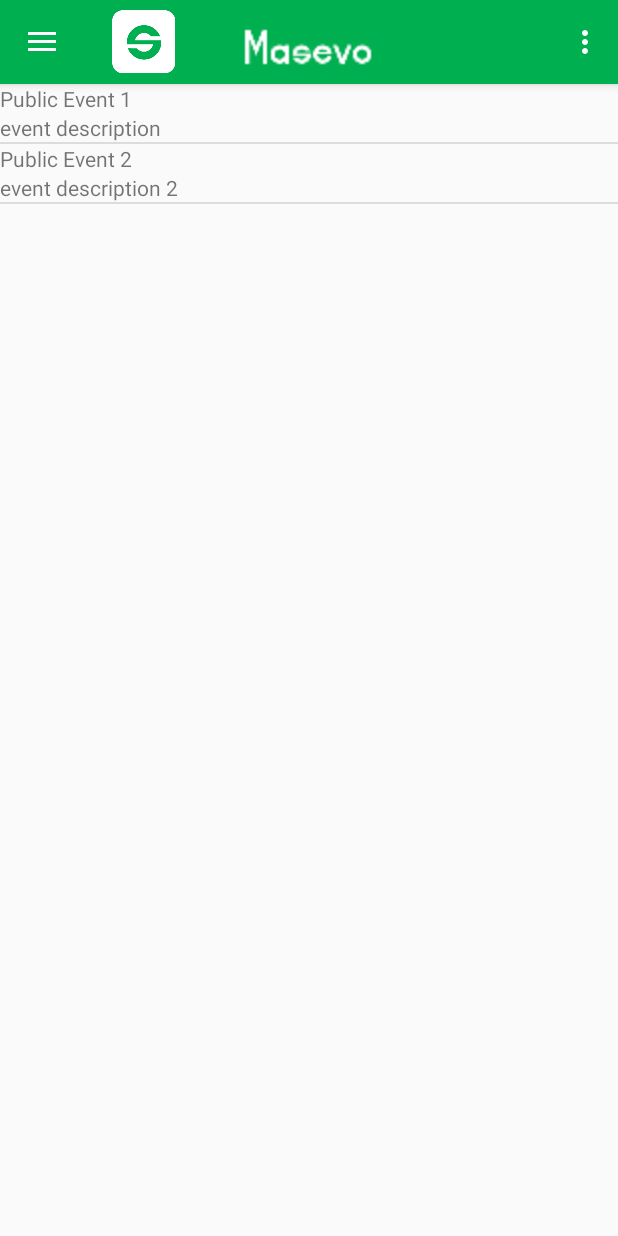
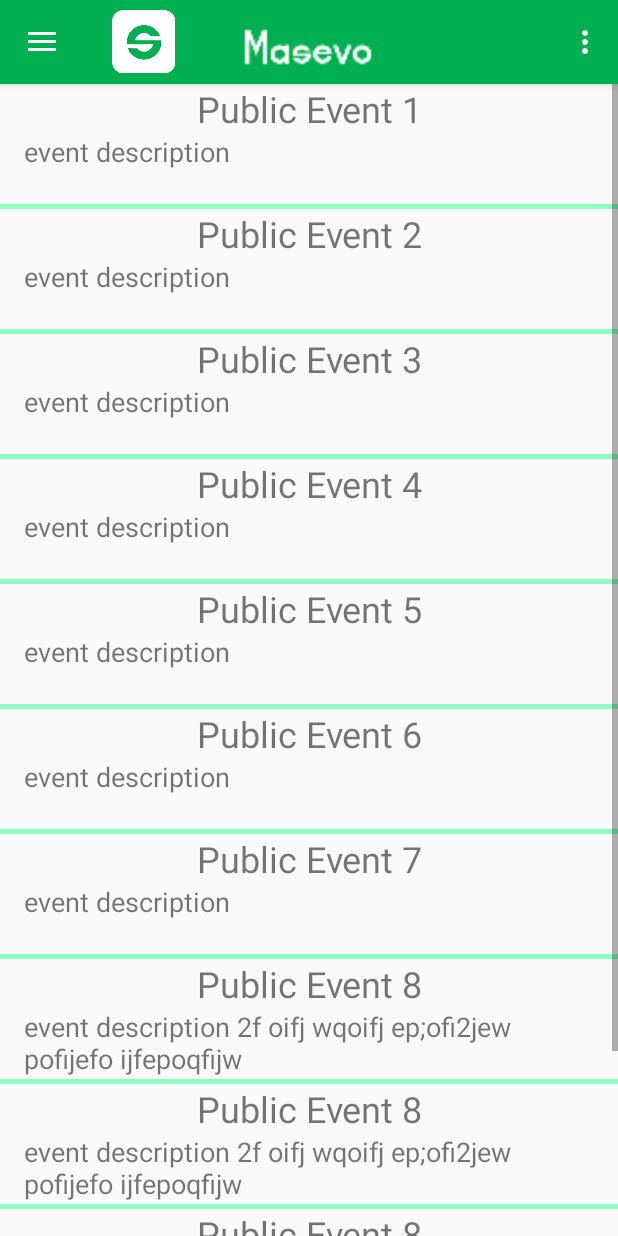
Before and after one commit to Team9CS307/Masevo, an Android app: the fragment MyEventsFragment placed in its activity, on a phone screen of 412 x 824 dp. Run offline under Robolectric (Android 15) with nearby library versions, the phone set to English and light mode, and no system bars.

Commit message:
Developed a rough design for the listview's items

```diff
--- a/app/src/main/java/com/example/brianduffy/masevo/MyEventsFragment.java
+++ b/app/src/main/java/com/example/brianduffy/masevo/MyEventsFragment.java
@@ -35,7 +35,25 @@ public class MyEventsFragment extends Fragment implements View.OnClickListener {
         mockeventlist.add(new PublicEvent(new Date(3),new Date(500),lat,lon,
                 "Public Event 1","event description",500,"String email"));
         mockeventlist.add(new PublicEvent(new Date(3),new Date(500),lat,lon,
-                "Public Event 2","event description 2",500,"String email"));
+                "Public Event 2","event description",500,"String email"));
+        mockeventlist.add(new PublicEvent(new Date(3),new Date(500),lat,lon,
+                "Public Event 3","event description",500,"String email"));
+        mockeventlist.add(new PublicEvent(new Date(3),new Date(500),lat,lon,
+                "Public Event 4","event description",500,"String email"));
+        mockeventlist.add(new PublicEvent(new Date(3),new Date(500),lat,lon,
+                "Public Event 5","event description",500,"String email"));
+        mockeventlist.add(new PublicEvent(new Date(3),new Date(500),lat,lon,
+                "Public Event 6","event description",500,"String email"));
+        mockeventlist.add(new PublicEvent(new Date(3),new Date(500),lat,lon,
+                "Public Event 7","event description",500,"String email"));
+        mockeventlist.add(new PublicEvent(new Date(3),new Date(500),lat,lon,
+                "Public Event 8","event description 2f oifj wqoifj ep;ofi2jew pofijefo ijfepoqfijw",500,"String email"));
+        mockeventlist.add(new PublicEvent(new Date(3),new Date(500),lat,lon,
+                "Public Event 8","event description 2f oifj wqoifj ep;ofi2jew pofijefo ijfepoqfijw",500,"String email"));
+        mockeventlist.add(new PublicEvent(new Date(3),new Date(500),lat,lon,
+                "Public Event 8","event description 2f oifj wqoifj ep;ofi2jew pofijefo ijfepoqfijw",500,"String email"));
+        mockeventlist.add(new PublicEvent(new Date(3),new Date(500),lat,lon,
+                "Public Event 8","event description 2f oifj wqoifj ep;ofi2jew pofijefo ijfepoqfijw",500,"String email"));
 
         //android.widget.ListAdapter listAdapter = new ListAdapter(this.getContext(),(String[])mockeventlist.toArray());
         View v = inflater.inflate(R.layout.fragment_my_events,container,false);
--- a/app/src/main/res/layout/fragment_my_events.xml
+++ b/app/src/main/res/layout/fragment_my_events.xml
@@ -1,16 +1,25 @@
 <?xml version="1.0" encoding="utf-8"?>
 <LinearLayout xmlns:android="http://schemas.android.com/apk/res/android"
+    xmlns:tools="http://schemas.android.com/tools"
     android:layout_width="fill_parent"
     android:layout_height="fill_parent"
     android:orientation="horizontal" >
     <android.support.v4.widget.SwipeRefreshLayout
         android:layout_width="match_parent"
         android:layout_height="match_parent">
+
         <ListView
             android:id="@+id/listview"
-        android:layout_width="fill_parent"
-        android:layout_height="fill_parent" >
-    </ListView>
+            android:layout_width="match_parent"
+            android:layout_height="match_parent"
+
+            android:divider="@color/colorAccent"
+            android:dividerHeight="3dp"
+            android:headerDividersEnabled="true"
+            android:scrollbars="horizontal|vertical"
+            android:textAlignment="center"
+            tools:listitem="@layout/row"></ListView>
+
 
     </android.support.v4.widget.SwipeRefreshLayout>
 
--- a/app/src/main/res/layout/row.xml
+++ b/app/src/main/res/layout/row.xml
@@ -1,19 +1,28 @@
 <?xml version="1.0" encoding="utf-8"?>
 <LinearLayout xmlns:android="http://schemas.android.com/apk/res/android"
+    xmlns:tools="http://schemas.android.com/tools"
+    android:id="@+id/linlayout"
     android:layout_width="match_parent"
-    android:layout_height="match_parent"
-    android:orientation="vertical"
-    android:id="@+id/linlayout">
+    android:layout_height="?attr/listPreferredItemHeightLarge"
+    android:orientation="vertical">
 
-    <TextView android:layout_width="wrap_content"
+    <TextView
+        android:id="@+id/header"
+        android:layout_width="match_parent"
         android:layout_height="wrap_content"
 
-        android:id="@+id/header"/>
+        android:paddingLeft="16dp"
+        android:paddingRight="16dp"
+        android:textAlignment="center"
+        android:textSize="24sp" />
 
     <TextView
-        android:layout_width="wrap_content"
+        android:id="@+id/text"
+        android:layout_width="match_parent"
         android:layout_height="wrap_content"
-        android:id="@+id/text"/>
+        android:paddingLeft="16dp"
+        android:paddingRight="16dp"
+        android:textSize="18sp" />
 
 
 </LinearLayout>
--- a/app/src/main/res/values/colors.xml
+++ b/app/src/main/res/values/colors.xml
@@ -6,7 +6,7 @@
     <color name="menuColor">#363636</color>
     <color name="grey">#ffffff</color>
     <color name="blue_grey_500">#607D8B</color>
-    <color name="blue_grey_600">#546E7A</color>
+    <color name="blue_grey_600">#546e7a</color>
     <color name="blue_grey_700">#455A64</color>
     <color name="blue_grey_800">#37474F</color>
     <color name="blue_grey_900">#263238</color>
```
Lines whose indentation alone changed are shown as unchanged.
